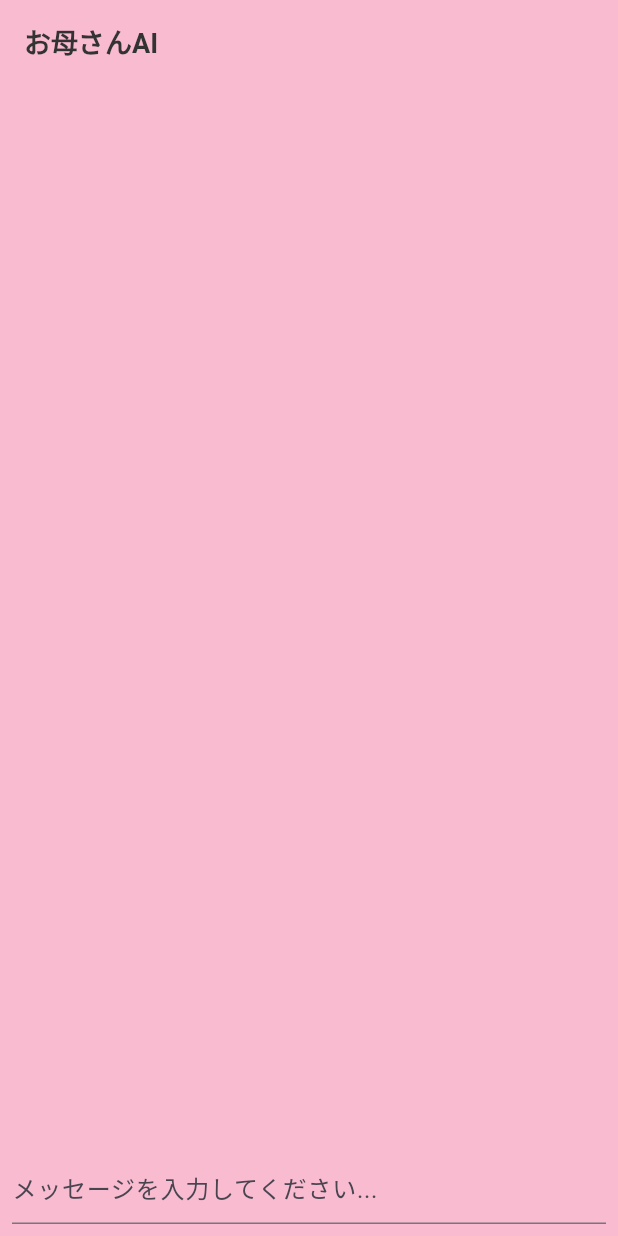
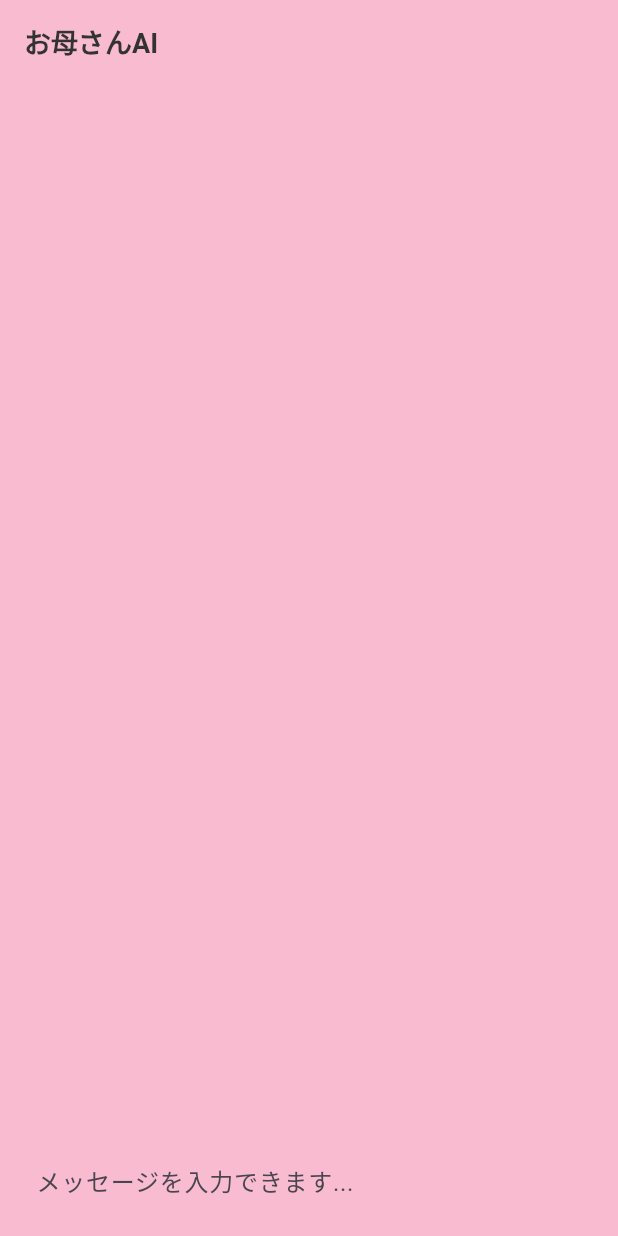
Before and after one commit to agora-creation/ai_test_app, a Flutter app: the screen it shows after launch, on a phone screen of 412 x 824 dp. Run offline on Flutter 3.47's test engine with Material 3 defaults, Android fonts, the phone set to English and light mode, and no system bars; drawn by our look-alikes of dash_chat_2; our stand-ins replace flutter_gemini; Roboto replaces fonts that are missing (SourceHanSansJP-Bold, SourceHanSansJP-Regular).

Commit message:
first commit

```diff
--- a/lib/screen/home.dart
+++ b/lib/screen/home.dart
@@ -35,7 +35,9 @@ class _HomeScreenState extends State<HomeScreen> {
           messages: messages,
           inputOptions: InputOptions(
             inputDecoration: InputDecoration(
-              hintText: 'メッセージを入力してください...',
+              hintText: 'メッセージを入力できます...',
+              contentPadding: EdgeInsets.all(16),
+              border: InputBorder.none,
             ),
           ),
         ),
```
